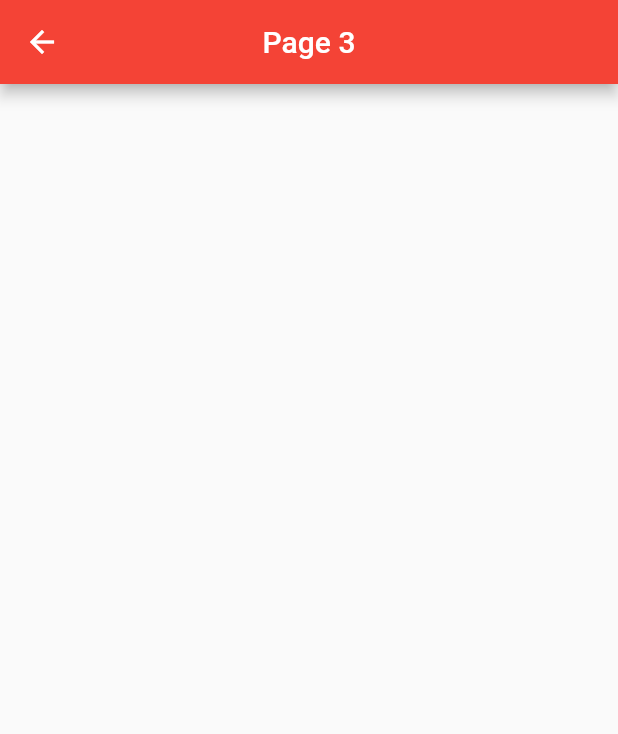
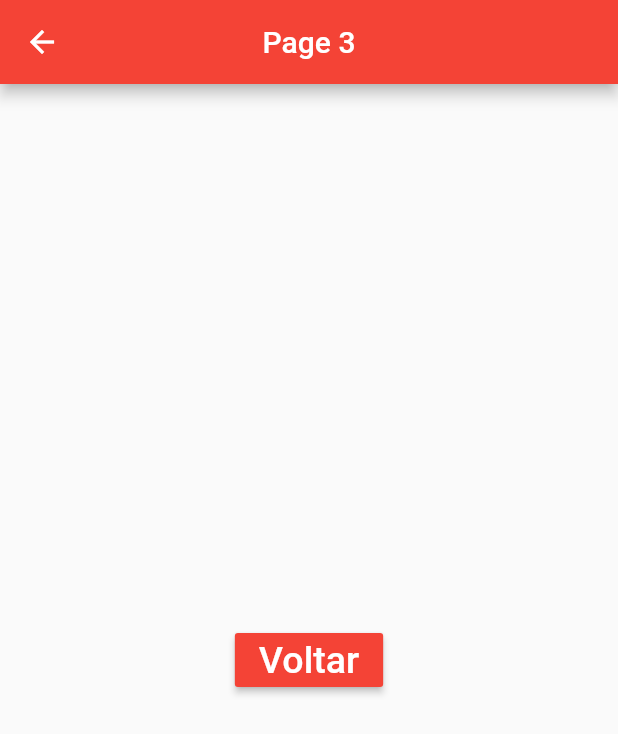
Before and after one commit to GabriellBP/flutter_app, a Flutter app: the screen it shows after launch, after a tap on "Page 3", on a phone screen of 412 x 824 dp. Shown: the top 734 px of the screen. Run offline on Flutter 3.47's test engine with Material 2 defaults, Android fonts, the phone set to English and light mode, and no system bars.

Commit message:
returning params on Navigator.pop

```diff
--- a/lib/pages/hello_page2.dart
+++ b/lib/pages/hello_page2.dart
@@ -17,7 +17,7 @@ class HelloPage2 extends StatelessWidget {
   _body(BuildContext context) {
     return Center(
       child: RaisedButton(
-        color: Colors.blue,
+        color: Colors.red,
         child: Text(
           "Voltar",
           style: TextStyle(
@@ -31,6 +31,6 @@ class HelloPage2 extends StatelessWidget {
   }
 
   _onPressed(context) {
-    Navigator.pop(context);
+    Navigator.pop(context, "Page 2");
   }
 }
--- a/lib/pages/hello_page3.dart
+++ b/lib/pages/hello_page3.dart
@@ -6,10 +6,31 @@ class HelloPage3 extends StatelessWidget {
     return Scaffold(
       appBar: AppBar(
         title: Text(
-          "Page 3"
+            "Page 3"
         ),
         centerTitle: true,
       ),
+      body: _body(context),
     );
   }
+
+  _body(BuildContext context) {
+    return Center(
+      child: RaisedButton(
+        color: Colors.red,
+        child: Text(
+          "Voltar",
+          style: TextStyle(
+              color: Colors.white,
+              fontSize: 25
+          ),
+        ),
+        onPressed: () => _onPressed(context),
+      ),
+    );
+  }
+
+  _onPressed(context) {
+    Navigator.pop(context, "Page 3");
+  }
 }
--- a/lib/pages/home_page.dart
+++ b/lib/pages/home_page.dart
@@ -75,8 +75,10 @@ class HomePage extends StatelessWidget {
         );
   }
 
-  _onClickNavigator(context, Widget page) {
-    Navigator.push(context, MaterialPageRoute(builder: (BuildContext context) => page));
+  _onClickNavigator(context, Widget page) async{
+    String s = await Navigator.push(context, MaterialPageRoute(builder: (BuildContext context) => page));
+
+    print(">> $s");
   }
 
   _onClickSnack() {
```
